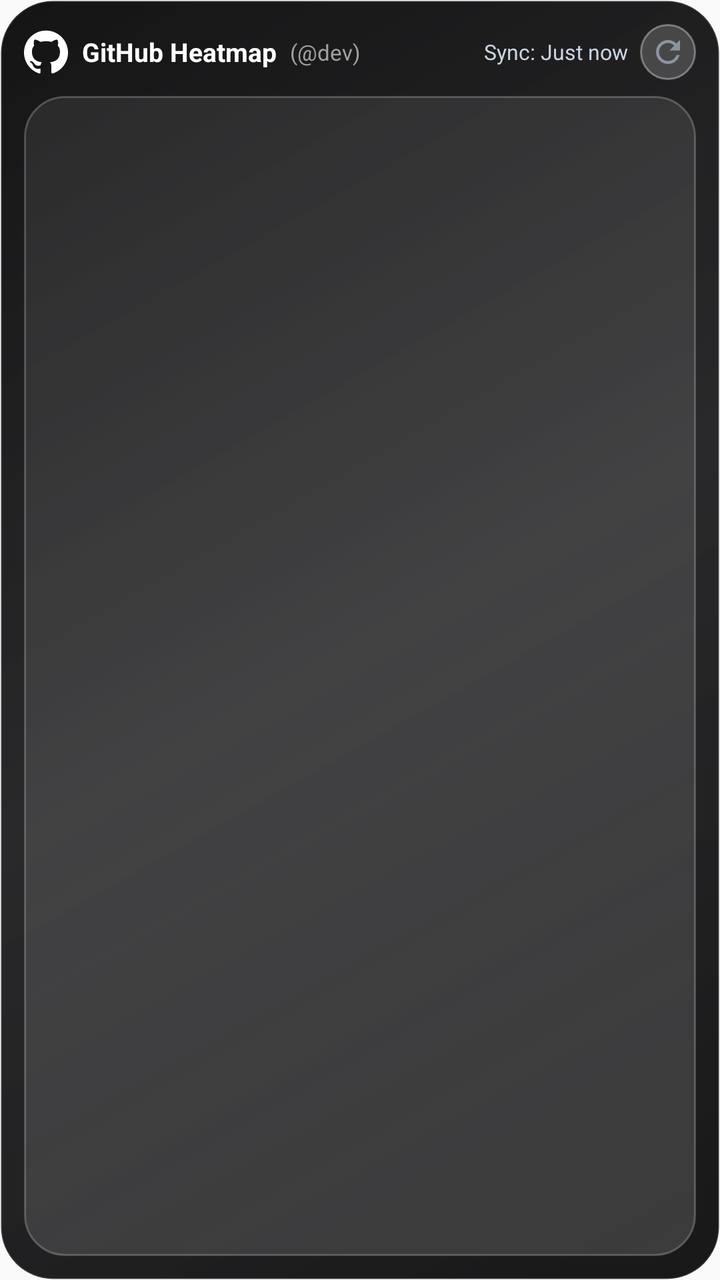
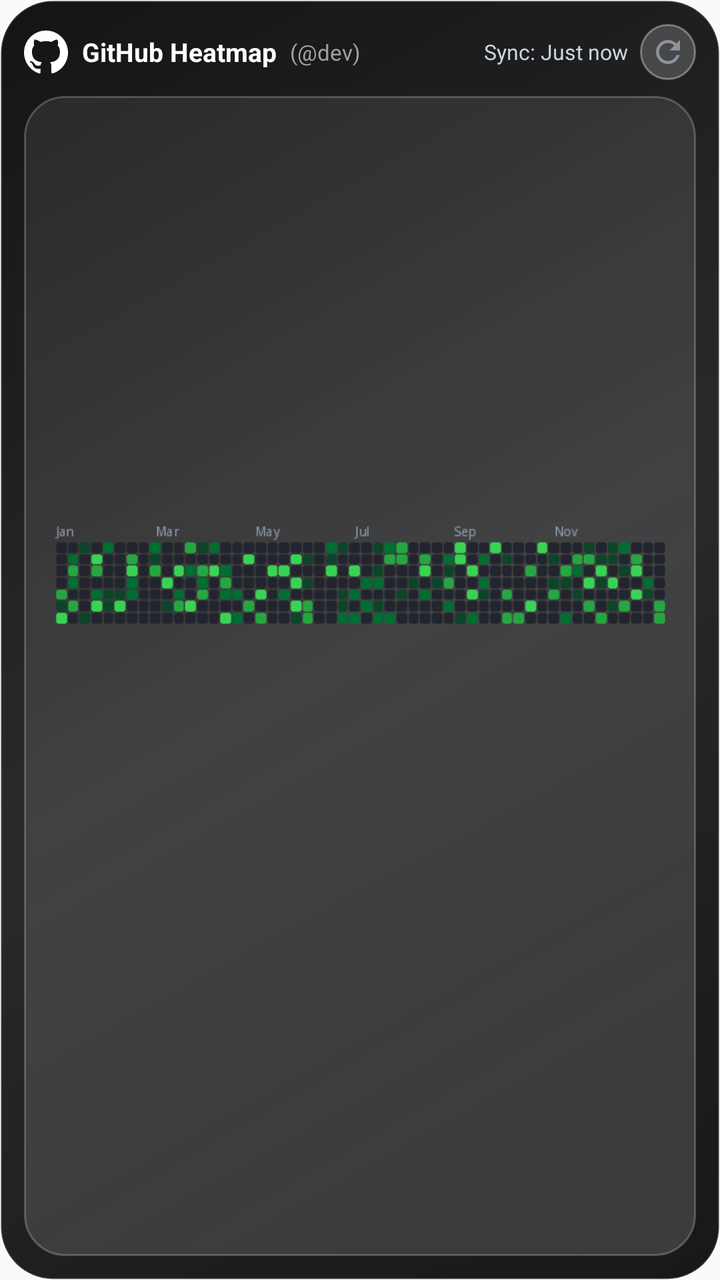

Compare the two renders of this Android layout. The source of the first and the diff that turns it into the second are given below.
<!-- AndroidManifest.xml: application theme Theme.DevWidgets -->
<!-- res/layout/widget_github_heatmap.xml -->
<?xml version="1.0" encoding="utf-8"?>
<FrameLayout xmlns:android="http://schemas.android.com/apk/res/android"
    android:layout_width="match_parent"
    android:layout_height="match_parent">

    <ImageView
        android:id="@+id/iv_widget_wallpaper_bg"
        android:layout_width="match_parent"
        android:layout_height="match_parent"
        android:scaleType="centerCrop"
        android:visibility="gone" />

    <ImageView
        android:id="@+id/v_widget_wallpaper_scrim"
        android:layout_width="match_parent"
        android:layout_height="match_parent"
        android:background="#80000000"
        android:visibility="gone" />

    <LinearLayout
        android:id="@+id/widget_root"
        android:layout_width="match_parent"
        android:layout_height="match_parent"
        android:orientation="vertical"
        android:background="@drawable/widget_glass_chassis"
        android:padding="12dp">

    
    <RelativeLayout
        android:id="@+id/header_bar"
        android:layout_width="match_parent"
        android:layout_height="wrap_content"
        android:layout_marginBottom="8dp">

        <LinearLayout
            android:id="@+id/header_right_wrap"
            android:layout_width="wrap_content"
            android:layout_height="wrap_content"
            android:orientation="horizontal"
            android:gravity="center_vertical"
            android:layout_alignParentEnd="true"
            android:layout_centerVertical="true">

            <TextView
                android:id="@+id/tv_last_updated"
                android:layout_width="wrap_content"
                android:layout_height="wrap_content"
                android:text="Sync: Just now"
                android:textColor="#CBD5E1"
                android:textSize="10.5sp"
                android:layout_marginEnd="6dp" />

            <ImageView
                android:id="@+id/btn_refresh"
                android:layout_width="28dp"
                android:layout_height="28dp"
                android:background="@drawable/widget_icon_button_glass"
                android:padding="5dp"
                android:src="@drawable/ic_refresh"
                android:contentDescription="Refresh" />
        </LinearLayout>

        <LinearLayout
            android:layout_width="wrap_content"
            android:layout_height="wrap_content"
            android:orientation="horizontal"
            android:gravity="center_vertical"
            android:layout_alignParentStart="true"
            android:layout_centerVertical="true">

            <ImageView
                android:id="@+id/iv_gh_brand_logo"
                android:layout_width="22dp"
                android:layout_height="22dp"
                android:src="@drawable/ic_github_logo"
                android:layout_marginEnd="7dp"
                android:contentDescription="GitHub Logo" />

            <TextView
                android:id="@+id/tv_gh_title"
                android:layout_width="wrap_content"
                android:layout_height="wrap_content"
                android:text="GitHub Heatmap"
                android:textColor="#FFFFFF"
                android:textSize="13sp"
                android:textStyle="bold" />

            <TextView
                android:id="@+id/tv_gh_user_tag"
                android:layout_width="wrap_content"
                android:layout_height="wrap_content"
                android:layout_marginStart="4dp"
                android:text=" (@dev)"
                android:textColor="#A0A0A0"
                android:textSize="11sp" />
        </LinearLayout>
    </RelativeLayout>

    
    <LinearLayout
        android:id="@+id/section_github"
        android:layout_width="match_parent"
        android:layout_height="0dp"
        android:layout_weight="1"
        android:orientation="vertical"
        android:background="@drawable/widget_glass_card"
        android:padding="10dp"
        android:gravity="center">

        <ImageView
            android:id="@+id/iv_github_heatmap"
            android:layout_width="match_parent"
            android:layout_height="match_parent"
            android:scaleType="fitCenter"
            android:contentDescription="GitHub Heatmap" />
    </LinearLayout>
</LinearLayout>
</FrameLayout>
<!-- resources referenced by this layout -->
<resources>
  <!-- drawable ic_github_logo (drawable) -->
  <vector xmlns:android="http://schemas.android.com/apk/res/android"
      android:width="20dp"
      android:height="20dp"
      android:viewportWidth="24"
      android:viewportHeight="24">
      
      <path
          android:fillColor="#FFFFFF"
          android:pathData="M12,0.297c-6.63,0 -12,5.373 -12,12 0,5.303 3.438,9.8 8.205,11.385.6,0.113 0.82,-0.258 0.82,-0.577 0,-0.285 -0.01,-1.04 -0.015,-2.04 -3.338,0.724 -4.042,-1.61 -4.042,-1.61C4.422,18.07 3.633,17.7 3.633,17.7c-1.087,-0.744 0.084,-0.729 0.084,-0.729 1.205,0.084 1.838,1.236 1.838,1.236 1.07,1.835 2.809,1.305 3.495,0.998.108,-0.776 0.417,-1.305 0.76,-1.605 -2.665,-0.3 -5.466,-1.332 -5.466,-5.93 0,-1.31 0.465,-2.38 1.235,-3.22 -0.135,-0.303 -0.54,-1.523 0.105,-3.176 0,0 1.005,-0.322 3.3,1.23.96,-0.267 1.98,-0.399 3,-0.405 1.02,0.006 2.04,0.138 3,0.405 2.28,-1.552 3.285,-1.23 3.285,-1.23.645,1.653 0.24,2.873 0.12,3.176.765,0.84 1.23,1.91 1.23,3.22 0,4.61 -2.805,5.625 -5.475,5.92.42,0.36 0.81,1.096 0.81,2.22 0,1.606 -0.015,2.896 -0.015,3.286 0,0.315 0.21,0.69 0.825,0.57C20.565,22.092 24,17.592 24,12.297c0,-6.627 -5.373,-12 -12,-12z" />
  </vector>
  <!-- drawable ic_refresh (drawable) -->
  <vector xmlns:android="http://schemas.android.com/apk/res/android"
      android:width="20dp"
      android:height="20dp"
      android:viewportWidth="24"
      android:viewportHeight="24">
    <path
        android:fillColor="#8B949E"
        android:pathData="M17.65,6.35C16.2,4.9 14.21,4 12,4c-4.42,0 -7.99,3.58 -7.99,8s3.57,8 7.99,8c3.73,0 6.84,-2.55 7.73,-6h-2.08c-0.82,2.33 -3.04,4 -5.65,4 -3.31,0 -6,-2.69 -6,-6s2.69,-6 6,-6c1.66,0 3.14,0.69 4.22,1.78L13,11h7V4l-2.35,2.35z"/>
  </vector>
  <!-- drawable widget_glass_card (drawable) -->
  <?xml version="1.0" encoding="utf-8"?>
  <shape xmlns:android="http://schemas.android.com/apk/res/android"
      android:shape="rectangle">
      
      <gradient
          android:angle="135"
          android:startColor="#26FFFFFF"
          android:endColor="#14FFFFFF" />
      <corners android:radius="20dp" />
      <stroke
          android:width="1dp"
          android:color="#38FFFFFF" />
  </shape>
  <!-- drawable widget_glass_chassis (drawable) -->
  <?xml version="1.0" encoding="utf-8"?>
  <shape xmlns:android="http://schemas.android.com/apk/res/android"
      android:shape="rectangle">
      
      <gradient
          android:angle="135"
          android:startColor="#F20B0B0C"
          android:centerColor="#E6121214"
          android:endColor="#F2080809" />
      <corners android:radius="26dp" />
      <stroke
          android:width="1dp"
          android:color="#24FFFFFF" />
  </shape>
  <!-- drawable widget_icon_button_glass (drawable) -->
  <?xml version="1.0" encoding="utf-8"?>
  <shape xmlns:android="http://schemas.android.com/apk/res/android"
      android:shape="oval">
      
      <solid android:color="#2EFFFFFF" />
      <stroke
          android:width="1dp"
          android:color="#59FFFFFF" />
  </shape>
  <style name="Theme.DevWidgets" parent="android:Theme.Material.Light.NoActionBar" />
</resources>

<!-- the commit's change to res/layout/widget_github_heatmap.xml (unified diff, before → after) -->
@@ -112,6 +112,7 @@
             android:layout_width="match_parent"
             android:layout_height="match_parent"
             android:scaleType="fitCenter"
+            android:src="@drawable/preview_element_gh_heatmap"
             android:contentDescription="GitHub Heatmap" />
     </LinearLayout>
 </LinearLayout>
<!-- resource entries referenced after the edit -->
@@ -21,6 +21,7 @@
         android:fillColor="#8B949E"
         android:pathData="M17.65,6.35C16.2,4.9 14.21,4 12,4c-4.42,0 -7.99,3.58 -7.99,8s3.57,8 7.99,8c3.73,0 6.84,-2.55 7.73,-6h-2.08c-0.82,2.33 -3.04,4 -5.65,4 -3.31,0 -6,-2.69 -6,-6s2.69,-6 6,-6c1.66,0 3.14,0.69 4.22,1.78L13,11h7V4l-2.35,2.35z"/>
   </vector>
+  <!-- drawable preview_element_gh_heatmap: png bitmap (drawable, 3491 bytes) -->
   <!-- drawable widget_glass_card (drawable) -->
   <?xml version="1.0" encoding="utf-8"?>
   <shape xmlns:android="http://schemas.android.com/apk/res/android"
